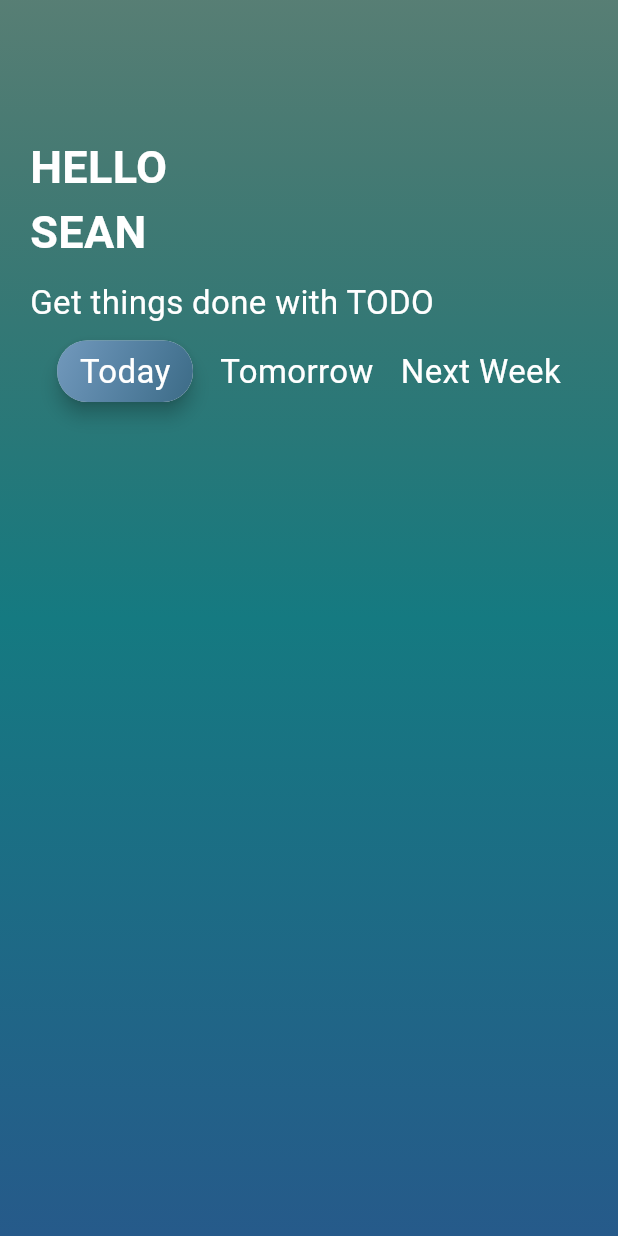
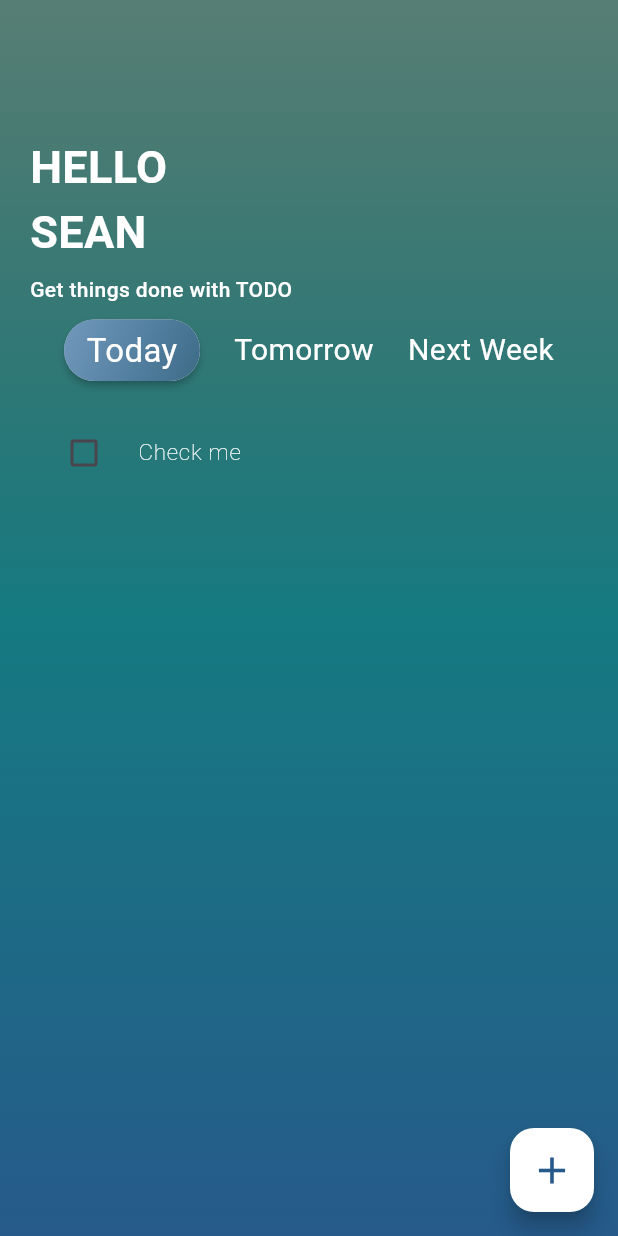
Before and after one commit to Seannas9912/flutter_firebase_project, a Flutter app: the screen it shows after launch, on a phone screen of 412 x 824 dp. Run offline on Flutter 3.47's test engine with Material 3 defaults, Android fonts, the phone set to English and light mode, and no system bars.

Commit message:
feat: added floating action button and checkbox features, now I need to connect the firebase for the database features.

```diff
--- a/lib/button/task_buttons.dart
+++ b/lib/button/task_buttons.dart
@@ -8,7 +8,7 @@ class TaskButtons extends StatelessWidget {
   Widget build(BuildContext context) {
     return Material(
       borderRadius: BorderRadius.circular(20),
-      elevation: 5,
+      elevation: 2,
       child: Container(
         padding: const EdgeInsets.symmetric(horizontal: 15, vertical: 5),
         decoration: const BoxDecoration(
--- a/lib/pages/home_page.dart
+++ b/lib/pages/home_page.dart
@@ -9,7 +9,7 @@ class HomePage extends StatefulWidget {
 }
 
 class _HomePageState extends State<HomePage> {
-  bool today = true, tomorrow = false, newWeek = false;
+  bool today = true, tomorrow = false, newWeek = false, value = false;
   final String todayTitle = 'Today',
       tomorrowTitle = 'Tomorrow',
       nextWeekTitle = 'Next Week';
@@ -17,6 +17,15 @@ class _HomePageState extends State<HomePage> {
   @override
   Widget build(BuildContext context) {
     return Scaffold(
+      floatingActionButton: FloatingActionButton(
+        onPressed: () {},
+        backgroundColor: Colors.white,
+        child: const Icon(
+          Icons.add,
+          color: Color.fromARGB(255, 38, 90, 138),
+          size: 30,
+        ),
+      ),
       body: Container(
         padding: const EdgeInsets.only(top: 90, left: 20, right: 20),
         height: MediaQuery.of(context).size.height,
@@ -43,13 +52,13 @@ class _HomePageState extends State<HomePage> {
                 fontWeight: FontWeight.bold,
               ),
             ),
-            SizedBox(height: 10),
+            SizedBox(height: 7),
             Text(
               'Get things done with TODO',
               style: const TextStyle(
-                fontSize: 22,
+                fontSize: 14,
                 color: Colors.white,
-                fontWeight: FontWeight.w400,
+                fontWeight: FontWeight.w500,
               ),
             ),
             SizedBox(height: 10),
@@ -60,36 +69,58 @@ class _HomePageState extends State<HomePage> {
                     ? TaskButtons(title: todayTitle)
                     : GestureDetector(
                         onTap: () {
+                          setState(() {
                             today = true;
                             tomorrow = false;
                             newWeek = false;
-                          setState(() {});
+                          });
                         },
-                        child: textButton(title: todayTitle),
+                        child: _textButton(title: todayTitle),
                       ),
                 tomorrow
                     ? TaskButtons(title: tomorrowTitle)
                     : GestureDetector(
                         onTap: () {
+                          setState(() {
                             today = false;
                             tomorrow = true;
                             newWeek = false;
-                          setState(() {});
+                          });
                         },
-                        child: textButton(title: tomorrowTitle),
+                        child: _textButton(title: tomorrowTitle),
                       ),
                 newWeek
                     ? TaskButtons(title: nextWeekTitle)
                     : GestureDetector(
                         onTap: () {
+                          setState(() {
                             today = false;
                             tomorrow = false;
                             newWeek = true;
-                          setState(() {});
+                          });
                         },
-                        child: textButton(title: nextWeekTitle),
+                        child: _textButton(title: nextWeekTitle),
                       ),
               ],
+            ),
+            SizedBox(height: 20),
+            CheckboxListTile.adaptive(
+              activeColor: Colors.white10,
+              title: const Text(
+                'Check me',
+                style: TextStyle(
+                  fontSize: 15,
+                  color: Colors.white,
+                  fontWeight: FontWeight.w200,
+                ),
+              ),
+              value: value,
+              onChanged: (newValue) {
+                setState(() {
+                  value = newValue!;
+                });
+              },
+              controlAffinity: ListTileControlAffinity.leading,
             ),
           ],
         ),
@@ -97,11 +128,11 @@ class _HomePageState extends State<HomePage> {
     );
   }
 
-  Widget textButton({required String title}) {
+  Widget _textButton({required String title}) {
     return Text(
       title,
       style: const TextStyle(
-        fontSize: 22,
+        fontSize: 20,
         color: Colors.white,
         fontWeight: FontWeight.w400,
       ),
```
Also changed, not shown: 1 other file. Lines whose indentation alone changed are shown as unchanged.
